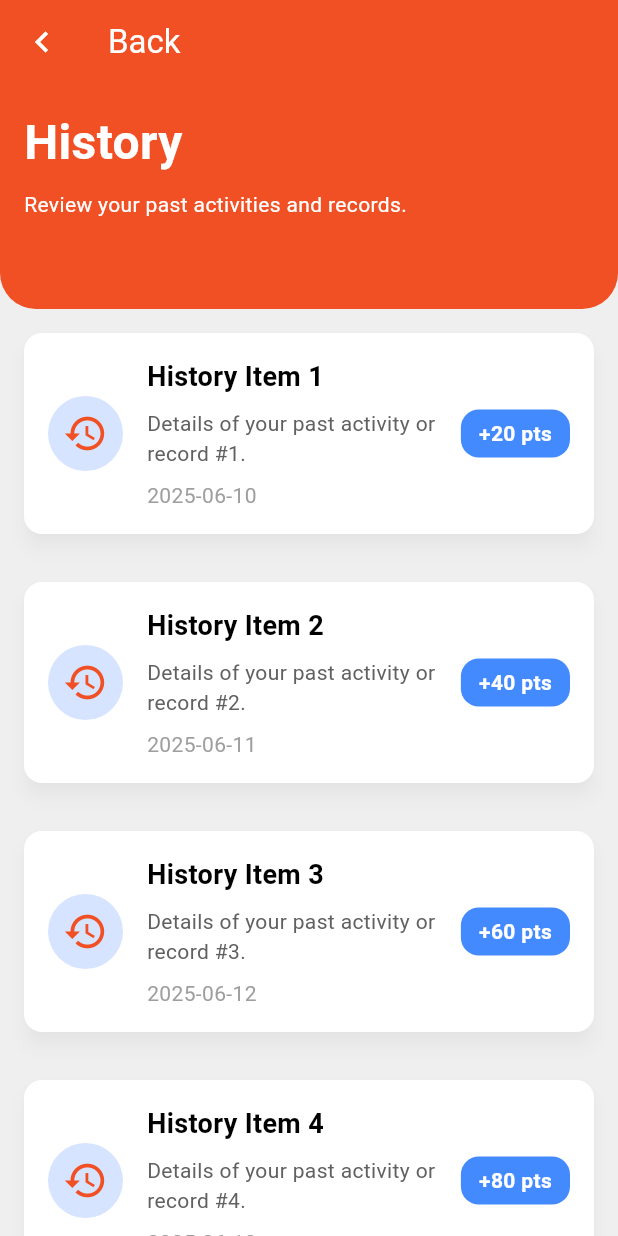
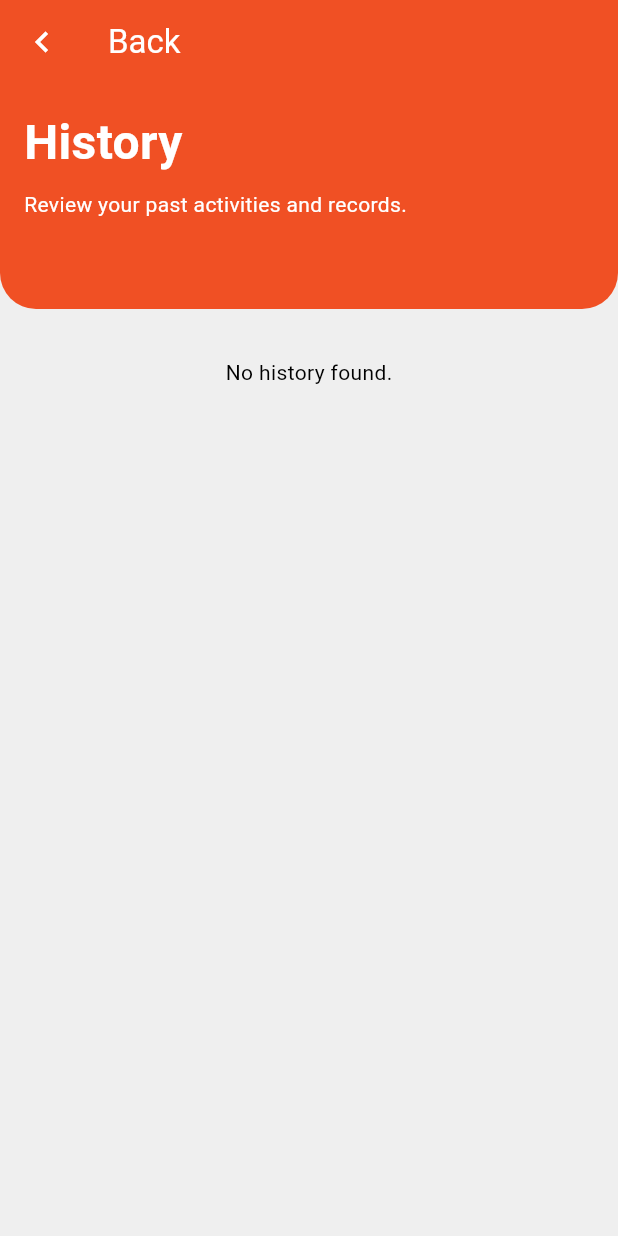
Before and after one commit to shakirsg/loyalty_program_application, a Flutter app: the HistoryPage screen opened directly, on a phone screen of 412 x 824 dp. Run offline on Flutter 3.47's test engine with Material 3 defaults, Android fonts, the phone set to English and light mode, and no system bars; our stand-ins replace carousel_slider, geocoding, geolocator, shared_preferences; missing offline and left inert: qr_code_scanner_plus; accounts and stored records are empty.

Commit message:
feat: add history watcher

```diff
--- a/lib/src/pages/history_page.dart
+++ b/lib/src/pages/history_page.dart
@@ -1,12 +1,30 @@
 import 'package:flutter/material.dart';
+import 'package:provider/provider.dart';
+import '../providers/user_provider.dart'; // adjust path as needed
 
 class HistoryPage extends StatelessWidget {
+  String formatDateTime(String? dateTimeStr) {
+    if (dateTimeStr == null) return '';
+
+    final dateTime = DateTime.tryParse(dateTimeStr);
+    if (dateTime == null) return dateTimeStr;
+
+    // Format as "YYYY-MM-DD HH:mm"
+    final date =
+        "${dateTime.year.toString().padLeft(4, '0')}-${dateTime.month.toString().padLeft(2, '0')}-${dateTime.day.toString().padLeft(2, '0')}";
+    final time =
+        "${dateTime.hour.toString().padLeft(2, '0')}:${dateTime.minute.toString().padLeft(2, '0')}";
+    return "$date $time";
+  }
+
   @override
   Widget build(BuildContext context) {
+    final userProvider = Provider.of<UserProvider>(context);
+
     return Scaffold(
       appBar: AppBar(
         title: Text('Back'),
-        backgroundColor: Color(0xFFF05024), // Changed color to blue for history
+        backgroundColor: Color(0xFFF05024),
         leading: Navigator.of(context).canPop()
             ? IconButton(
                 icon: Icon(Icons.chevron_left, color: Colors.white, size: 28),
@@ -14,15 +32,18 @@ class HistoryPage extends StatelessWidget {
               )
             : null,
       ),
-      body: SingleChildScrollView(
+      body: RefreshIndicator(
+        onRefresh: () => userProvider.getUserPoints(),
+        child: SingleChildScrollView(
+          physics: AlwaysScrollableScrollPhysics(),
           child: Column(
             children: [
-            // Blue background section with rounded bottom
+              // Top Section
               Container(
                 width: double.infinity,
                 height: 150,
                 decoration: BoxDecoration(
-                color: Color(0xFFF05024), // Blue instead of orange
+                  color: Color(0xFFF05024),
                   borderRadius: BorderRadius.only(
                     bottomLeft: Radius.circular(24),
                     bottomRight: Radius.circular(24),
@@ -50,21 +71,38 @@ class HistoryPage extends StatelessWidget {
                   ),
                 ),
               ),
-            // History List
+
+              if (userProvider.isLoading)
+                Padding(
+                  padding: const EdgeInsets.all(32.0),
+                  child: CircularProgressIndicator(),
+                )
+              else if (userProvider.pointHistory.isEmpty)
+                Padding(
+                  padding: const EdgeInsets.all(32.0),
+                  child: Text("No history found."),
+                )
+              else
                 ListView.builder(
                   shrinkWrap: true,
                   physics: NeverScrollableScrollPhysics(),
-              itemCount: 10, // Example: replace with your actual history count
+                  itemCount: userProvider.pointHistory.length,
                   itemBuilder: (context, index) {
+                    final item = userProvider.pointHistory[index];
                     return HistoryCard(
-                  title: 'History Item ${index + 1}',
-                  description: 'Details of your past activity or record #${index + 1}.',
-                  date: '2025-06-${(index + 10).toString().padLeft(2, '0')}',
-                  points: '+${(index + 1) * 20} pts',
+                      title: item['product'] ?? 'Unknown Product',
+                      description: item['expired']
+                          ? 'Expired'
+                          : item['redeemed']
+                          ? 'Redeemed'
+                          : 'Active',
+                      date: formatDateTime(item['created']),
+                      points: '+${item['points']} pts',
                     );
                   },
                 ),
             ],
+          ),
         ),
       ),
     );
@@ -96,11 +134,11 @@ class HistoryCard extends StatelessWidget {
           children: [
             CircleAvatar(
               radius: 25,
-              backgroundColor: Color(0xFFD6E4FF), // Light blue circle
+              backgroundColor: Color(0xFFDCFCE7), // Light blue circle
               child: Icon(
-                Icons.history,
+                Icons.trending_up,
                 size: 30,
-                color: Color(0xFFF05024),
+                color: Color(0xFF16A34A),
               ),
             ),
             SizedBox(width: 16),
@@ -110,21 +148,12 @@ class HistoryCard extends StatelessWidget {
                 children: [
                   Text(
                     title,
-                    style: TextStyle(
-                      fontWeight: FontWeight.bold,
-                      fontSize: 18,
-                    ),
+                    style: TextStyle(fontWeight: FontWeight.bold, fontSize: 18),
                   ),
                   SizedBox(height: 8),
-                  Text(
-                    description,
-                    style: TextStyle(color: Colors.grey[700]),
-                  ),
+                  Text(description, style: TextStyle(color: Colors.grey[700])),
                   SizedBox(height: 8),
-                  Text(
-                    date,
-                    style: TextStyle(color: Colors.grey),
-                  ),
+                  Text(date, style: TextStyle(color: Colors.grey)),
                 ],
               ),
             ),
```
Also changed, not shown: lib/src/providers/user_provider.dart (+5 -3 lines). Lines whose indentation alone changed are shown as unchanged.
